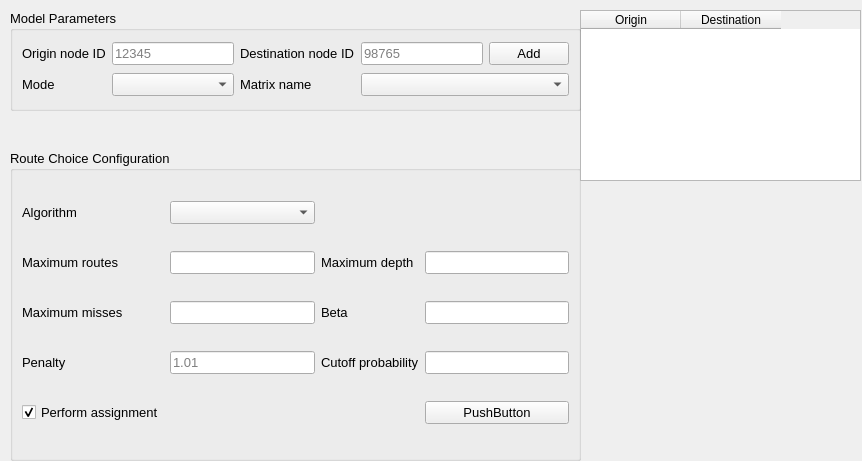
Old version of the form qaequilibrae/modules/paths_procedures/forms/ui_route_choice.ui in the repository AequilibraE/QAequilibraE.
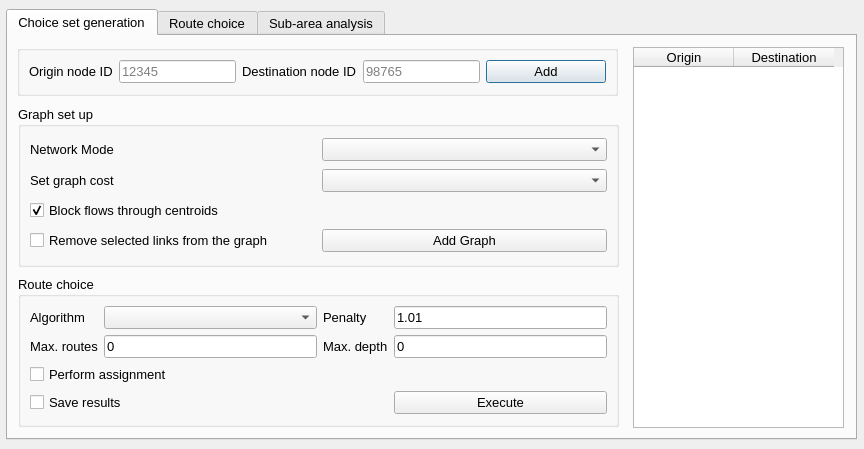
New version of the form.

```diff
--- a/qaequilibrae/modules/paths_procedures/forms/ui_route_choice.ui
+++ b/qaequilibrae/modules/paths_procedures/forms/ui_route_choice.ui
@@ -1,25 +1,25 @@
 <?xml version="1.0" encoding="UTF-8"?>
 <ui version="4.0">
- <class>route_choice</class>
- <widget class="QWidget" name="route_choice">
+ <class>RouteChoice</class>
+ <widget class="QDialog" name="RouteChoice">
   <property name="geometry">
    <rect>
     <x>0</x>
     <y>0</y>
-    <width>862</width>
-    <height>461</height>
+    <width>864</width>
+    <height>449</height>
    </rect>
   </property>
   <property name="windowTitle">
    <string>AequilibraE - Route Choice</string>
   </property>
-  <widget class="QGroupBox" name="gridGroupBox">
+  <widget class="QTabWidget" name="tabWidget">
    <property name="geometry">
     <rect>
-     <x>10</x>
-     <y>150</y>
-     <width>571</width>
-     <height>311</height>
+     <x>6</x>
+     <y>9</y>
+     <width>851</width>
+     <height>431</height>
     </rect>
    </property>
    <property name="font">
@@ -27,309 +27,264 @@
      <pointsize>10</pointsize>
     </font>
    </property>
-   <property name="title">
-    <string>Route Choice Configuration</string>
+   <property name="currentIndex">
+    <number>0</number>
    </property>
-   <layout class="QGridLayout">
-    <item row="1" column="3">
-     <widget class="QLabel" name="label_3">
-      <property name="font">
-       <font>
-        <pointsize>10</pointsize>
-       </font>
-      </property>
+   <widget class="QWidget" name="tab_choice_set_gen">
+    <attribute name="title">
+     <string>Choice set generation</string>
+    </attribute>
+    <widget class="QGroupBox" name="gridGroupBox_2">
+     <property name="geometry">
+      <rect>
+       <x>9</x>
+       <y>9</y>
+       <width>601</width>
+       <height>51</height>
+      </rect>
+     </property>
+     <layout class="QGridLayout" name="gridLayout_1">
+      <item row="0" column="1">
+       <widget class="QLineEdit" name="node_from">
+        <property name="placeholderText">
+         <string>12345</string>
+        </property>
+       </widget>
+      </item>
+      <item row="0" column="2">
+       <widget class="QLabel" name="label_2">
+        <property name="text">
+         <string>Destination node ID</string>
+        </property>
+       </widget>
+      </item>
+      <item row="0" column="0">
+       <widget class="QLabel" name="label">
+        <property name="text">
+         <string>Origin node ID</string>
+        </property>
+       </widget>
+      </item>
+      <item row="0" column="3">
+       <widget class="QLineEdit" name="node_to">
+        <property name="placeholderText">
+         <string>98765</string>
+        </property>
+       </widget>
+      </item>
+      <item row="0" column="4">
+       <widget class="QPushButton" name="but_add_node">
+        <property name="minimumSize">
+         <size>
+          <width>120</width>
+          <height>0</height>
+         </size>
+        </property>
+        <property name="text">
+         <string>Add</string>
+        </property>
+       </widget>
+      </item>
+     </layout>
+    </widget>
+    <widget class="QTableWidget" name="tbl_selected_nodes">
+     <property name="geometry">
+      <rect>
+       <x>625</x>
+       <y>11</y>
+       <width>211</width>
+       <height>381</height>
+      </rect>
+     </property>
+     <column>
       <property name="text">
-       <string>Maximum depth</string>
+       <string>Origin</string>
       </property>
-     </widget>
-    </item>
-    <item row="0" column="0">
-     <widget class="QLabel" name="label">
-      <property name="font">
-       <font>
-        <pointsize>10</pointsize>
-       </font>
-      </property>
+     </column>
+     <column>
       <property name="text">
-       <string>Algorithm</string>
+       <string>Destination</string>
       </property>
-     </widget>
-    </item>
-    <item row="5" column="0" colspan="2">
-     <widget class="QCheckBox" name="checkBox">
-      <property name="font">
-       <font>
-        <pointsize>10</pointsize>
-       </font>
-      </property>
-      <property name="text">
-       <string>Perform assignment</string>
-      </property>
-      <property name="checked">
-       <bool>true</bool>
-      </property>
-     </widget>
-    </item>
-    <item row="5" column="4">
-     <widget class="QPushButton" name="pushButton_2">
-      <property name="text">
-       <string>PushButton</string>
-      </property>
-     </widget>
-    </item>
-    <item row="1" column="0">
-     <widget class="QLabel" name="label_2">
-      <property name="font">
-       <font>
-        <pointsize>10</pointsize>
-       </font>
-      </property>
-      <property name="text">
-       <string>Maximum routes</string>
-      </property>
-     </widget>
-    </item>
-    <item row="1" column="4">
-     <widget class="QLineEdit" name="lineEdit_2">
-      <property name="font">
-       <font>
-        <pointsize>10</pointsize>
-       </font>
-      </property>
-     </widget>
-    </item>
-    <item row="1" column="2">
-     <widget class="QLineEdit" name="lineEdit">
-      <property name="font">
-       <font>
-        <pointsize>10</pointsize>
-       </font>
-      </property>
-     </widget>
-    </item>
-    <item row="4" column="2">
-     <widget class="QLineEdit" name="lineEdit_4">
-      <property name="font">
-       <font>
-        <pointsize>10</pointsize>
-       </font>
-      </property>
-      <property name="placeholderText">
-       <string>1.01</string>
-      </property>
-     </widget>
-    </item>
-    <item row="3" column="0">
-     <widget class="QLabel" name="label_4">
-      <property name="font">
-       <font>
-        <pointsize>10</pointsize>
-       </font>
-      </property>
-      <property name="text">
-       <string>Maximum misses</string>
-      </property>
-     </widget>
-    </item>
-    <item row="3" column="3">
-     <widget class="QLabel" name="label_7">
-      <property name="font">
-       <font>
-        <pointsize>10</pointsize>
-       </font>
-      </property>
-      <property name="text">
-       <string>Beta</string>
-      </property>
-     </widget>
-    </item>
-    <item row="4" column="0">
-     <widget class="QLabel" name="label_5">
-      <property name="font">
-       <font>
-        <pointsize>10</pointsize>
-       </font>
-      </property>
-      <property name="text">
-       <string>Penalty</string>
-      </property>
-     </widget>
-    </item>
-    <item row="3" column="4">
-     <widget class="QLineEdit" name="lineEdit_6">
-      <property name="font">
-       <font>
-        <pointsize>10</pointsize>
-       </font>
-      </property>
-     </widget>
-    </item>
-    <item row="3" column="2">
-     <widget class="QLineEdit" name="lineEdit_3">
-      <property name="font">
-       <font>
-        <pointsize>10</pointsize>
-       </font>
-      </property>
-     </widget>
-    </item>
-    <item row="4" column="4">
-     <widget class="QLineEdit" name="lineEdit_5">
-      <property name="font">
-       <font>
-        <pointsize>10</pointsize>
-       </font>
-      </property>
-     </widget>
-    </item>
-    <item row="0" column="2">
-     <widget class="QComboBox" name="comboBox">
-      <property name="font">
-       <font>
-        <pointsize>10</pointsize>
-       </font>
-      </property>
-     </widget>
-    </item>
-    <item row="4" column="3">
-     <widget class="QLabel" name="label_6">
-      <property name="font">
-       <font>
-        <pointsize>10</pointsize>
-       </font>
-      </property>
-      <property name="text">
-       <string>Cutoff probability</string>
-      </property>
-     </widget>
-    </item>
-   </layout>
-  </widget>
-  <widget class="QWidget" name="gridWidget_2" native="true">
-   <property name="geometry">
-    <rect>
-     <x>580</x>
-     <y>10</y>
-     <width>281</width>
-     <height>171</height>
-    </rect>
-   </property>
-   <layout class="QGridLayout" name="gridLayout_2">
-    <item row="0" column="0">
-     <widget class="QTableWidget" name="tableWidget">
-      <column>
-       <property name="text">
-        <string>Origin</string>
-       </property>
-      </column>
-      <column>
-       <property name="text">
-        <string>Destination</string>
-       </property>
-      </column>
-     </widget>
-    </item>
-   </layout>
-  </widget>
-  <widget class="QGroupBox" name="gridGroupBox">
-   <property name="geometry">
-    <rect>
-     <x>10</x>
-     <y>10</y>
-     <width>571</width>
-     <height>101</height>
-    </rect>
-   </property>
-   <property name="font">
-    <font>
-     <pointsize>10</pointsize>
-    </font>
-   </property>
-   <property name="title">
-    <string>Model Parameters</string>
-   </property>
-   <layout class="QGridLayout" name="gridLayout_3">
-    <item row="0" column="4">
-     <widget class="QPushButton" name="pushButton">
-      <property name="font">
-       <font>
-        <pointsize>10</pointsize>
-       </font>
-      </property>
-      <property name="text">
-       <string>Add</string>
-      </property>
-     </widget>
-    </item>
-    <item row="0" column="2">
-     <widget class="QLabel" name="label_9">
-      <property name="font">
-       <font>
-        <pointsize>10</pointsize>
-       </font>
-      </property>
-      <property name="text">
-       <string>Destination node ID</string>
-      </property>
-     </widget>
-    </item>
-    <item row="0" column="0">
-     <widget class="QLabel" name="label_8">
-      <property name="font">
-       <font>
-        <pointsize>10</pointsize>
-       </font>
-      </property>
-      <property name="text">
-       <string>Origin node ID</string>
-      </property>
-     </widget>
-    </item>
-    <item row="0" column="3">
-     <widget class="QLineEdit" name="lineEdit_8">
-      <property name="font">
-       <font>
-        <pointsize>10</pointsize>
-       </font>
-      </property>
-      <property name="placeholderText">
-       <string>98765</string>
-      </property>
-     </widget>
-    </item>
-    <item row="0" column="1">
-     <widget class="QLineEdit" name="lineEdit_7">
-      <property name="font">
-       <font>
-        <pointsize>10</pointsize>
-       </font>
-      </property>
-      <property name="placeholderText">
-       <string>12345</string>
-      </property>
-     </widget>
-    </item>
-    <item row="1" column="1">
-     <widget class="QComboBox" name="comboBox_2"/>
-    </item>
-    <item row="1" column="0">
-     <widget class="QLabel" name="label_10">
-      <property name="text">
-       <string>Mode</string>
-      </property>
-     </widget>
-    </item>
-    <item row="1" column="2">
-     <widget class="QLabel" name="label_11">
-      <property name="text">
-       <string>Matrix name</string>
-      </property>
-     </widget>
-    </item>
-    <item row="1" column="3" colspan="2">
-     <widget class="QComboBox" name="comboBox_3"/>
-    </item>
-   </layout>
+     </column>
+    </widget>
+    <widget class="QGroupBox" name="gridGroupBox_3">
+     <property name="geometry">
+      <rect>
+       <x>10</x>
+       <y>70</y>
+       <width>601</width>
+       <height>161</height>
+      </rect>
+     </property>
+     <property name="title">
+      <string>Graph set up</string>
+     </property>
+     <layout class="QGridLayout" name="gridLayout_3">
+      <item row="3" column="0">
+       <widget class="QCheckBox" name="chb_check_centroids">
+        <property name="text">
+         <string>Block flows through centroids</string>
+        </property>
+        <property name="checked">
+         <bool>true</bool>
+        </property>
+       </widget>
+      </item>
+      <item row="0" column="1">
+       <widget class="QComboBox" name="cob_mode"/>
+      </item>
+      <item row="4" column="0">
+       <widget class="QCheckBox" name="chb_chosen_links">
+        <property name="text">
+         <string>Remove selected links from the graph</string>
+        </property>
+       </widget>
+      </item>
+      <item row="0" column="0">
+       <widget class="QLabel" name="label_3">
+        <property name="text">
+         <string>Network Mode</string>
+        </property>
+       </widget>
+      </item>
+      <item row="4" column="1">
+       <widget class="QPushButton" name="but_add_graph">
+        <property name="text">
+         <string>Add Graph</string>
+        </property>
+       </widget>
+      </item>
+      <item row="1" column="0">
+       <widget class="QLabel" name="label_9">
+        <property name="text">
+         <string>Set graph cost</string>
+        </property>
+       </widget>
+      </item>
+      <item row="1" column="1">
+       <widget class="QComboBox" name="cob_graph_cost"/>
+      </item>
+     </layout>
+    </widget>
+    <widget class="QGroupBox" name="gridGroupBox_3">
+     <property name="geometry">
+      <rect>
+       <x>10</x>
+       <y>240</y>
+       <width>601</width>
+       <height>151</height>
+      </rect>
+     </property>
+     <property name="title">
+      <string>Route choice</string>
+     </property>
+     <layout class="QGridLayout" name="gridLayout_4">
+      <item row="2" column="0" colspan="2">
+       <widget class="QCheckBox" name="chb_assignment">
+        <property name="text">
+         <string>Perform assignment</string>
+        </property>
+       </widget>
+      </item>
+      <item row="1" column="1">
+       <widget class="QLineEdit" name="max_routes">
+        <property name="text">
+         <string>0</string>
+        </property>
+        <property name="placeholderText">
+         <string>5</string>
+        </property>
+       </widget>
+      </item>
+      <item row="0" column="0">
+       <widget class="QLabel" name="label_5">
+        <property name="text">
+         <string>Algorithm</string>
+        </property>
+       </widget>
+      </item>
+      <item row="0" column="1">
+       <widget class="QComboBox" name="cob_algo"/>
+      </item>
+      <item row="1" column="2">
+       <widget class="QLabel" name="label_7">
+        <property name="text">
+         <string>Max. depth</string>
+        </property>
+       </widget>
+      </item>
+      <item row="0" column="3">
+       <widget class="QLineEdit" name="penalty">
+        <property name="text">
+         <string>1.01</string>
+        </property>
+        <property name="placeholderText">
+         <string>1.01</string>
+        </property>
+       </widget>
+      </item>
+      <item row="1" column="0">
+       <widget class="QLabel" name="label_6">
+        <property name="text">
+         <string>Max. routes</string>
+        </property>
+       </widget>
+      </item>
+      <item row="0" column="2">
+       <widget class="QLabel" name="label_8">
+        <property name="text">
+         <string>Penalty</string>
+        </property>
+       </widget>
+      </item>
+      <item row="1" column="3">
+       <widget class="QLineEdit" name="max_depth">
+        <property name="text">
+         <string>0</string>
+        </property>
+        <property name="placeholderText">
+         <string>5</string>
+        </property>
+       </widget>
+      </item>
+      <item row="3" column="3">
+       <widget class="QPushButton" name="but_execute">
+        <property name="text">
+         <string>Execute</string>
+        </property>
+       </widget>
+      </item>
+      <item row="3" column="0" colspan="2">
+       <widget class="QCheckBox" name="chb_save_results">
+        <property name="text">
+         <string>Save results</string>
+        </property>
+       </widget>
+      </item>
+     </layout>
+    </widget>
+   </widget>
+   <widget class="QWidget" name="tab_route_choice">
+    <attribute name="title">
+     <string>Route choice</string>
+    </attribute>
+    <widget class="QWidget" name="gridLayoutWidget">
+     <property name="geometry">
+      <rect>
+       <x>10</x>
+       <y>9</y>
+       <width>831</width>
+       <height>401</height>
+      </rect>
+     </property>
+     <layout class="QGridLayout" name="gridLayout_2"/>
+    </widget>
+   </widget>
+   <widget class="QWidget" name="tab_sub_area">
+    <attribute name="title">
+     <string>Sub-area analysis</string>
+    </attribute>
+   </widget>
   </widget>
  </widget>
  <resources/>
```
